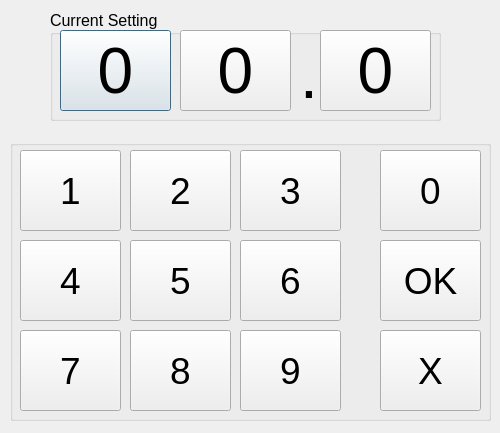
This is settempdialog.ui in Maeyanie/showercap as Qt 5 draws it before an edit. The edited form follows.
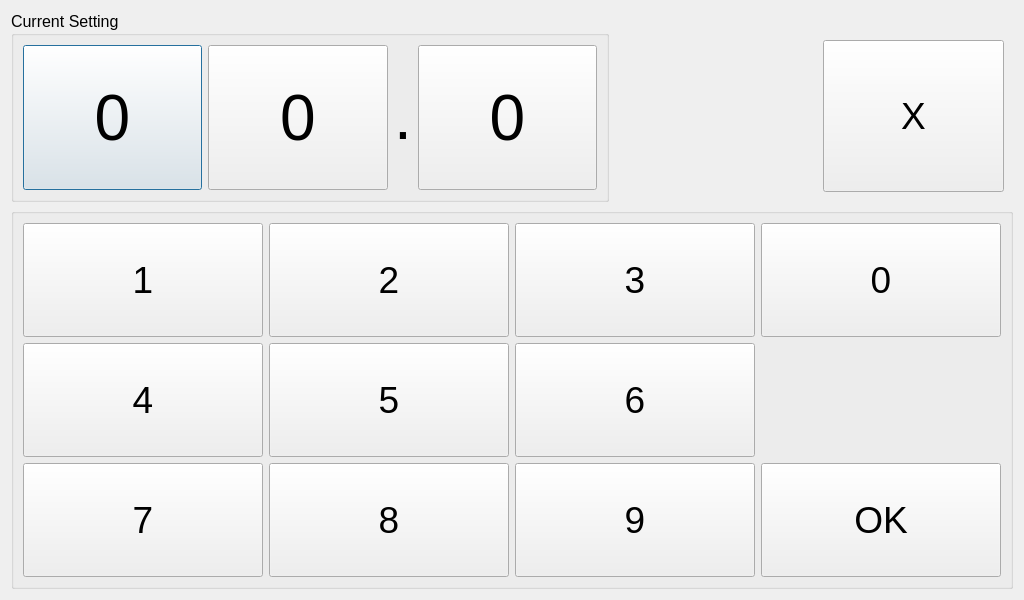
This is the edited form.

Commit message: Make SetTempDialog automatically stretch to fill the screen.

```diff
--- a/settempdialog.ui
+++ b/settempdialog.ui
@@ -9,8 +9,8 @@
    <rect>
     <x>0</x>
     <y>0</y>
-    <width>500</width>
-    <height>433</height>
+    <width>1024</width>
+    <height>600</height>
    </rect>
   </property>
   <property name="windowTitle">
@@ -19,15 +19,11 @@
   <property name="modal">
    <bool>true</bool>
   </property>
+  <layout class="QVBoxLayout" name="verticalLayout" stretch="1,2">
+   <item>
+    <layout class="QHBoxLayout" name="horizontalLayout" stretch="3,1,1">
+     <item>
   <widget class="QGroupBox" name="groupBox">
-   <property name="geometry">
-    <rect>
-     <x>50</x>
-     <y>10</y>
-     <width>391</width>
-     <height>111</height>
-    </rect>
-   </property>
    <property name="font">
     <font>
      <pointsize>12</pointsize>
@@ -36,14 +32,14 @@
    <property name="title">
     <string>Current Setting</string>
    </property>
+       <layout class="QHBoxLayout" name="horizontalLayout_2">
+        <item>
    <widget class="QPushButton" name="tensButton">
-    <property name="geometry">
-     <rect>
-      <x>10</x>
-      <y>20</y>
-      <width>111</width>
-      <height>81</height>
-     </rect>
+          <property name="sizePolicy">
+           <sizepolicy hsizetype="Minimum" vsizetype="MinimumExpanding">
+            <horstretch>0</horstretch>
+            <verstretch>0</verstretch>
+           </sizepolicy>
     </property>
     <property name="font">
      <font>
@@ -60,14 +56,14 @@
      <bool>false</bool>
     </property>
    </widget>
+        </item>
+        <item>
    <widget class="QPushButton" name="onesButton">
-    <property name="geometry">
-     <rect>
-      <x>130</x>
-      <y>20</y>
-      <width>111</width>
-      <height>81</height>
-     </rect>
+          <property name="sizePolicy">
+           <sizepolicy hsizetype="Minimum" vsizetype="MinimumExpanding">
+            <horstretch>0</horstretch>
+            <verstretch>0</verstretch>
+           </sizepolicy>
     </property>
     <property name="font">
      <font>
@@ -78,14 +74,14 @@
      <string>0</string>
     </property>
    </widget>
+        </item>
+        <item>
    <widget class="QLabel" name="label">
-    <property name="geometry">
-     <rect>
-      <x>250</x>
-      <y>30</y>
-      <width>21</width>
-      <height>71</height>
-     </rect>
+          <property name="sizePolicy">
+           <sizepolicy hsizetype="Fixed" vsizetype="Fixed">
+            <horstretch>0</horstretch>
+            <verstretch>0</verstretch>
+           </sizepolicy>
     </property>
     <property name="font">
      <font>
@@ -96,14 +92,14 @@
      <string>.</string>
     </property>
    </widget>
+        </item>
+        <item>
    <widget class="QPushButton" name="deciButton">
-    <property name="geometry">
-     <rect>
-      <x>270</x>
-      <y>20</y>
-      <width>111</width>
-      <height>81</height>
-     </rect>
+          <property name="sizePolicy">
+           <sizepolicy hsizetype="Minimum" vsizetype="MinimumExpanding">
+            <horstretch>0</horstretch>
+            <verstretch>0</verstretch>
+           </sizepolicy>
     </property>
     <property name="font">
      <font>
@@ -114,27 +110,83 @@
      <string>0</string>
     </property>
    </widget>
-  </widget>
+        </item>
+       </layout>
+      </widget>
+     </item>
+     <item>
+      <spacer name="horizontalSpacer">
+       <property name="orientation">
+        <enum>Qt::Horizontal</enum>
+       </property>
+       <property name="sizeType">
+        <enum>QSizePolicy::Preferred</enum>
+       </property>
+       <property name="sizeHint" stdset="0">
+        <size>
+         <width>1</width>
+         <height>20</height>
+        </size>
+       </property>
+      </spacer>
+     </item>
+     <item>
+      <widget class="QFrame" name="frame">
+       <property name="frameShape">
+        <enum>QFrame::NoFrame</enum>
+       </property>
+       <property name="frameShadow">
+        <enum>QFrame::Raised</enum>
+       </property>
+       <layout class="QHBoxLayout" name="horizontalLayout_3">
+        <property name="topMargin">
+         <number>29</number>
+        </property>
+        <property name="bottomMargin">
+         <number>10</number>
+        </property>
+        <item>
+         <widget class="QPushButton" name="cancelButton">
+          <property name="sizePolicy">
+           <sizepolicy hsizetype="Minimum" vsizetype="Minimum">
+            <horstretch>0</horstretch>
+            <verstretch>0</verstretch>
+           </sizepolicy>
+          </property>
+          <property name="font">
+           <font>
+            <pointsize>28</pointsize>
+           </font>
+          </property>
+          <property name="text">
+           <string>X</string>
+          </property>
+         </widget>
+        </item>
+       </layout>
+      </widget>
+     </item>
+    </layout>
+   </item>
+   <item>
   <widget class="QGroupBox" name="groupBox_2">
-   <property name="geometry">
-    <rect>
-     <x>10</x>
-     <y>140</y>
-     <width>481</width>
-     <height>281</height>
-    </rect>
+     <property name="sizePolicy">
+      <sizepolicy hsizetype="Preferred" vsizetype="MinimumExpanding">
+       <horstretch>0</horstretch>
+       <verstretch>0</verstretch>
+      </sizepolicy>
    </property>
    <property name="title">
     <string/>
    </property>
+     <layout class="QGridLayout" name="gridLayout">
+      <item row="0" column="0">
    <widget class="QPushButton" name="button1">
-    <property name="geometry">
-     <rect>
-      <x>10</x>
-      <y>10</y>
-      <width>101</width>
-      <height>81</height>
-     </rect>
+        <property name="sizePolicy">
+         <sizepolicy hsizetype="Minimum" vsizetype="MinimumExpanding">
+          <horstretch>0</horstretch>
+          <verstretch>0</verstretch>
+         </sizepolicy>
     </property>
     <property name="font">
      <font>
@@ -145,14 +197,14 @@
      <string>1</string>
     </property>
    </widget>
+      </item>
+      <item row="0" column="1">
    <widget class="QPushButton" name="button2">
-    <property name="geometry">
-     <rect>
-      <x>120</x>
-      <y>10</y>
-      <width>101</width>
-      <height>81</height>
-     </rect>
+        <property name="sizePolicy">
+         <sizepolicy hsizetype="Minimum" vsizetype="MinimumExpanding">
+          <horstretch>0</horstretch>
+          <verstretch>0</verstretch>
+         </sizepolicy>
     </property>
     <property name="font">
      <font>
@@ -163,14 +215,14 @@
      <string>2</string>
     </property>
    </widget>
+      </item>
+      <item row="0" column="2">
    <widget class="QPushButton" name="button3">
-    <property name="geometry">
-     <rect>
-      <x>230</x>
-      <y>10</y>
-      <width>101</width>
-      <height>81</height>
-     </rect>
+        <property name="sizePolicy">
+         <sizepolicy hsizetype="Minimum" vsizetype="MinimumExpanding">
+          <horstretch>0</horstretch>
+          <verstretch>0</verstretch>
+         </sizepolicy>
     </property>
     <property name="font">
      <font>
@@ -181,14 +233,32 @@
      <string>3</string>
     </property>
    </widget>
+      </item>
+      <item row="0" column="3">
+       <widget class="QPushButton" name="button0">
+        <property name="sizePolicy">
+         <sizepolicy hsizetype="Minimum" vsizetype="MinimumExpanding">
+          <horstretch>0</horstretch>
+          <verstretch>0</verstretch>
+         </sizepolicy>
+        </property>
+        <property name="font">
+         <font>
+          <pointsize>28</pointsize>
+         </font>
+        </property>
+        <property name="text">
+         <string>0</string>
+        </property>
+       </widget>
+      </item>
+      <item row="1" column="0">
    <widget class="QPushButton" name="button4">
-    <property name="geometry">
-     <rect>
-      <x>10</x>
-      <y>100</y>
-      <width>101</width>
-      <height>81</height>
-     </rect>
+        <property name="sizePolicy">
+         <sizepolicy hsizetype="Minimum" vsizetype="MinimumExpanding">
+          <horstretch>0</horstretch>
+          <verstretch>0</verstretch>
+         </sizepolicy>
     </property>
     <property name="font">
      <font>
@@ -199,14 +269,14 @@
      <string>4</string>
     </property>
    </widget>
+      </item>
+      <item row="1" column="1">
    <widget class="QPushButton" name="button5">
-    <property name="geometry">
-     <rect>
-      <x>120</x>
-      <y>100</y>
-      <width>101</width>
-      <height>81</height>
-     </rect>
+        <property name="sizePolicy">
+         <sizepolicy hsizetype="Minimum" vsizetype="MinimumExpanding">
+          <horstretch>0</horstretch>
+          <verstretch>0</verstretch>
+         </sizepolicy>
     </property>
     <property name="font">
      <font>
@@ -217,14 +287,14 @@
      <string>5</string>
     </property>
    </widget>
+      </item>
+      <item row="1" column="2">
    <widget class="QPushButton" name="button6">
-    <property name="geometry">
-     <rect>
-      <x>230</x>
-      <y>100</y>
-      <width>101</width>
-      <height>81</height>
-     </rect>
+        <property name="sizePolicy">
+         <sizepolicy hsizetype="Minimum" vsizetype="MinimumExpanding">
+          <horstretch>0</horstretch>
+          <verstretch>0</verstretch>
+         </sizepolicy>
     </property>
     <property name="font">
      <font>
@@ -235,14 +305,14 @@
      <string>6</string>
     </property>
    </widget>
+      </item>
+      <item row="2" column="0">
    <widget class="QPushButton" name="button7">
-    <property name="geometry">
-     <rect>
-      <x>10</x>
-      <y>190</y>
-      <width>101</width>
-      <height>81</height>
-     </rect>
+        <property name="sizePolicy">
+         <sizepolicy hsizetype="Minimum" vsizetype="MinimumExpanding">
+          <horstretch>0</horstretch>
+          <verstretch>0</verstretch>
+         </sizepolicy>
     </property>
     <property name="font">
      <font>
@@ -253,14 +323,14 @@
      <string>7</string>
     </property>
    </widget>
+      </item>
+      <item row="2" column="1">
    <widget class="QPushButton" name="button8">
-    <property name="geometry">
-     <rect>
-      <x>120</x>
-      <y>190</y>
-      <width>101</width>
-      <height>81</height>
-     </rect>
+        <property name="sizePolicy">
+         <sizepolicy hsizetype="Minimum" vsizetype="MinimumExpanding">
+          <horstretch>0</horstretch>
+          <verstretch>0</verstretch>
+         </sizepolicy>
     </property>
     <property name="font">
      <font>
@@ -271,14 +341,14 @@
      <string>8</string>
     </property>
    </widget>
+      </item>
+      <item row="2" column="2">
    <widget class="QPushButton" name="button9">
-    <property name="geometry">
-     <rect>
-      <x>230</x>
-      <y>190</y>
-      <width>101</width>
-      <height>81</height>
-     </rect>
+        <property name="sizePolicy">
+         <sizepolicy hsizetype="Minimum" vsizetype="MinimumExpanding">
+          <horstretch>0</horstretch>
+          <verstretch>0</verstretch>
+         </sizepolicy>
     </property>
     <property name="font">
      <font>
@@ -289,32 +359,14 @@
      <string>9</string>
     </property>
    </widget>
-   <widget class="QPushButton" name="button0">
-    <property name="geometry">
-     <rect>
-      <x>370</x>
-      <y>10</y>
-      <width>101</width>
-      <height>81</height>
-     </rect>
-    </property>
-    <property name="font">
-     <font>
-      <pointsize>28</pointsize>
-     </font>
-    </property>
-    <property name="text">
-     <string>0</string>
-    </property>
-   </widget>
+      </item>
+      <item row="2" column="3">
    <widget class="QPushButton" name="okButton">
-    <property name="geometry">
-     <rect>
-      <x>370</x>
-      <y>100</y>
-      <width>101</width>
-      <height>81</height>
-     </rect>
+        <property name="sizePolicy">
+         <sizepolicy hsizetype="Minimum" vsizetype="MinimumExpanding">
+          <horstretch>0</horstretch>
+          <verstretch>0</verstretch>
+         </sizepolicy>
     </property>
     <property name="font">
      <font>
@@ -325,25 +377,11 @@
      <string>OK</string>
     </property>
    </widget>
-   <widget class="QPushButton" name="cancelButton">
-    <property name="geometry">
-     <rect>
-      <x>370</x>
-      <y>190</y>
-      <width>101</width>
-      <height>81</height>
-     </rect>
-    </property>
-    <property name="font">
-     <font>
-      <pointsize>28</pointsize>
-     </font>
-    </property>
-    <property name="text">
-     <string>X</string>
-    </property>
-   </widget>
-  </widget>
+      </item>
+     </layout>
+    </widget>
+   </item>
+  </layout>
  </widget>
  <resources/>
  <connections/>
```
Lines whose indentation alone changed are shown as unchanged.
